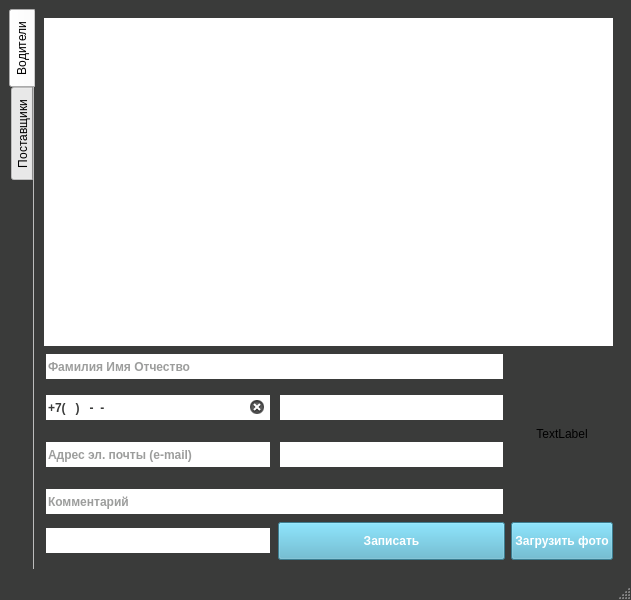
Before: the Qt Designer form uis/catalog.ui in krsnvss/beetstock, drawn with Qt 5.
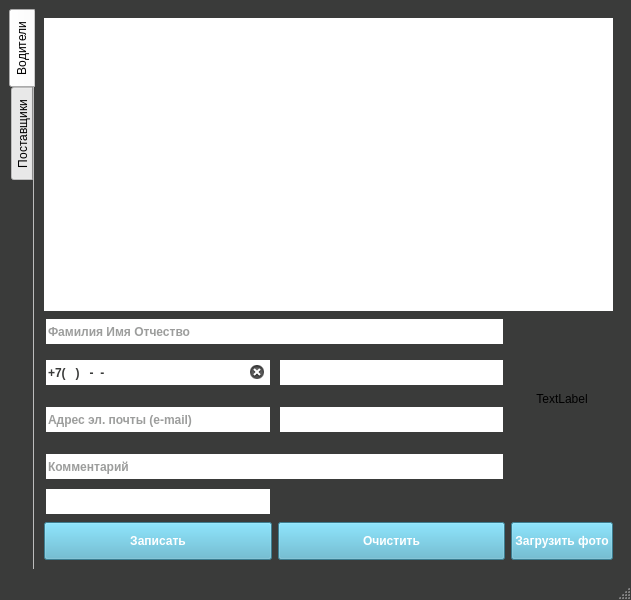
After: the same form once the commit is applied. Icons and pictures are not drawn.

Diff of the .ui file:
```diff
--- a/uis/catalog.ui
+++ b/uis/catalog.ui
@@ -207,7 +207,10 @@
         <string>Водители</string>
        </attribute>
        <layout class="QGridLayout" name="gridLayout">
-        <item row="7" column="0">
+        <item row="11" column="1">
+         <widget class="QLineEdit" name="driverRfid"/>
+        </item>
+        <item row="7" column="1">
          <widget class="QLineEdit" name="driverEmail">
           <property name="placeholderText">
            <string>Адрес эл. почты (e-mail)</string>
@@ -217,7 +220,7 @@
           </property>
          </widget>
         </item>
-        <item row="10" column="0" colspan="2">
+        <item row="10" column="1" colspan="2">
          <widget class="QLineEdit" name="driverComment">
           <property name="inputMethodHints">
            <set>Qt::ImhLatinOnly|Qt::ImhLowercaseOnly</set>
@@ -236,7 +239,7 @@
           </property>
          </widget>
         </item>
-        <item row="0" column="0" colspan="3">
+        <item row="0" column="1" colspan="3">
          <widget class="QTableView" name="driversTable">
           <property name="editTriggers">
            <set>QAbstractItemView::NoEditTriggers</set>
@@ -249,14 +252,14 @@
           </property>
          </widget>
         </item>
-        <item row="11" column="2">
+        <item row="13" column="3">
          <widget class="QPushButton" name="addPhoto">
           <property name="text">
            <string>Загрузить фото</string>
           </property>
          </widget>
         </item>
-        <item row="2" column="0" colspan="2">
+        <item row="2" column="1" colspan="2">
          <widget class="QLineEdit" name="driverName">
           <property name="placeholderText">
            <string>Фамилия Имя Отчество</string>
@@ -266,7 +269,7 @@
           </property>
          </widget>
         </item>
-        <item row="2" column="2" rowspan="9">
+        <item row="2" column="3" rowspan="9">
          <widget class="QLabel" name="driverPhoto">
           <property name="text">
            <string>TextLabel</string>
@@ -279,7 +282,7 @@
           </property>
          </widget>
         </item>
-        <item row="4" column="0">
+        <item row="4" column="1">
          <widget class="QLineEdit" name="driverPhone">
           <property name="inputMask">
            <string>+7(999)999-99-99</string>
@@ -292,22 +295,26 @@
           </property>
          </widget>
         </item>
-        <item row="4" column="1">
+        <item row="4" column="2">
          <widget class="QLineEdit" name="driverTruck"/>
         </item>
-        <item row="7" column="1">
+        <item row="7" column="2">
          <widget class="QLineEdit" name="driverEmployer"/>
         </item>
-        <item row="11" column="1">
+        <item row="13" column="2">
+         <widget class="QPushButton" name="clearButton">
+          <property name="text">
+           <string>Очистить</string>
+          </property>
+         </widget>
+        </item>
+        <item row="13" column="1">
          <widget class="QPushButton" name="driverSave">
           <property name="text">
            <string>Записать</string>
           </property>
          </widget>
         </item>
-        <item row="11" column="0">
-         <widget class="QLineEdit" name="driverRfid"/>
-        </item>
        </layout>
       </widget>
       <widget class="QWidget" name="suppliersTab">
@@ -398,6 +405,20 @@
           </property>
          </widget>
         </item>
+        <item row="6" column="0">
+         <widget class="QPushButton" name="supplierSave">
+          <property name="text">
+           <string>Записать</string>
+          </property>
+         </widget>
+        </item>
+        <item row="6" column="1">
+         <widget class="QPushButton" name="clearButton_2">
+          <property name="text">
+           <string>Очистить</string>
+          </property>
+         </widget>
+        </item>
        </layout>
       </widget>
      </widget>
@@ -439,6 +460,18 @@
     <string>Выбор поставщика</string>
    </property>
   </action>
+  <action name="selectLoad">
+   <property name="icon">
+    <iconset>
+     <normaloff>../res/if_edit.png</normaloff>../res/if_edit.png</iconset>
+   </property>
+   <property name="text">
+    <string>Выбор пункта погрузки</string>
+   </property>
+   <property name="toolTip">
+    <string>Выбор пункта погрузки</string>
+   </property>
+  </action>
  </widget>
  <tabstops>
   <tabstop>driverName</tabstop>
```
